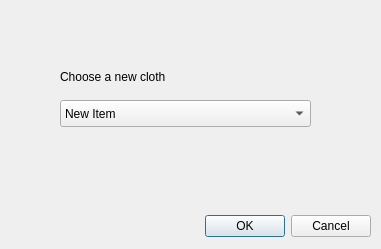
Before: the Qt Designer form interface/newknitdialog.ui in TriComp/TriComp, drawn with Qt 5.
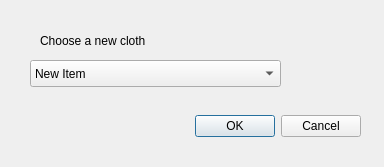
After: the same form once the commit is applied.

Commit message: [Interface] quelques changements

```diff
--- a/interface/newknitdialog.ui
+++ b/interface/newknitdialog.ui
@@ -6,8 +6,8 @@
    <rect>
     <x>0</x>
     <y>0</y>
-    <width>381</width>
-    <height>249</height>
+    <width>384</width>
+    <height>167</height>
    </rect>
   </property>
   <property name="windowTitle">
@@ -16,8 +16,8 @@
   <widget class="QDialogButtonBox" name="buttonBox">
    <property name="geometry">
     <rect>
-     <x>30</x>
-     <y>210</y>
+     <x>20</x>
+     <y>110</y>
      <width>341</width>
      <height>32</height>
     </rect>
@@ -32,8 +32,8 @@
   <widget class="QLabel" name="label">
    <property name="geometry">
     <rect>
-     <x>60</x>
-     <y>66</y>
+     <x>40</x>
+     <y>30</y>
      <width>241</width>
      <height>21</height>
     </rect>
@@ -45,8 +45,8 @@
   <widget class="QComboBox" name="choiceBox">
    <property name="geometry">
     <rect>
-     <x>60</x>
-     <y>100</y>
+     <x>30</x>
+     <y>60</y>
      <width>251</width>
      <height>27</height>
     </rect>
```
Left out of the diff: 19 changed lines with no effect on the pictures. The commit also changes 5 other files.
